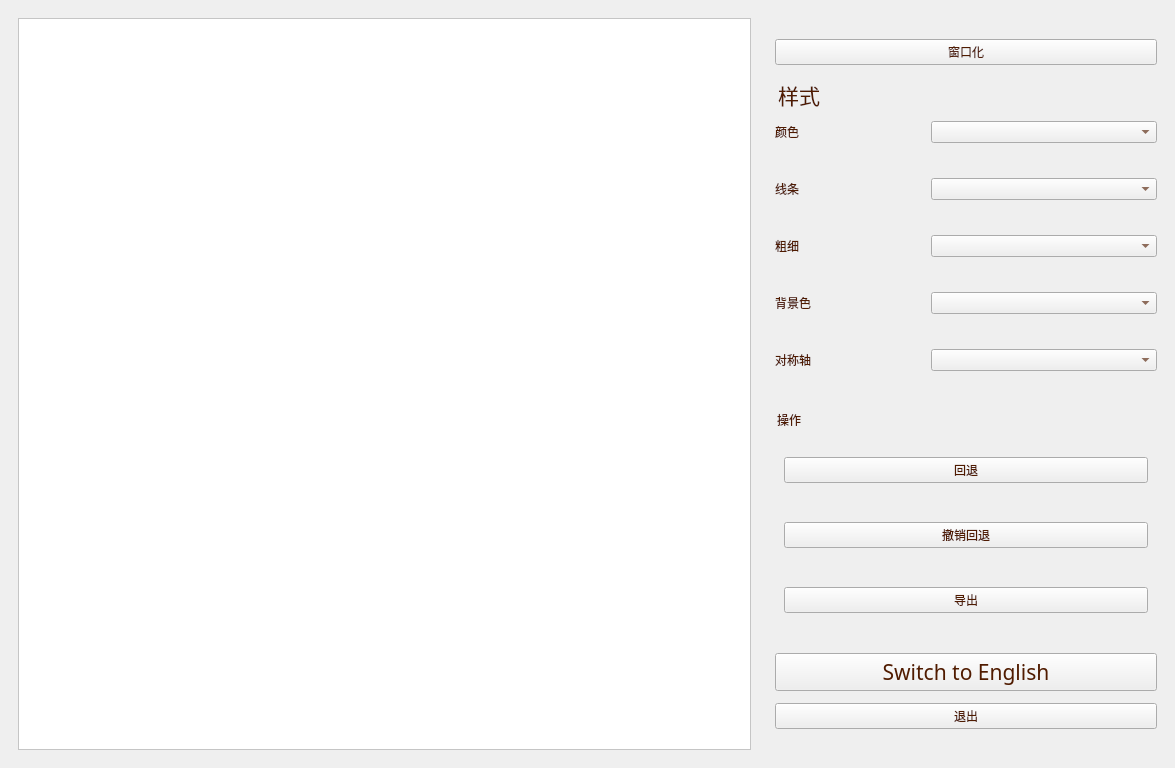
Before: the Qt Designer form widget.ui in Sam-ie/Magical-Circle, drawn with Qt 5.
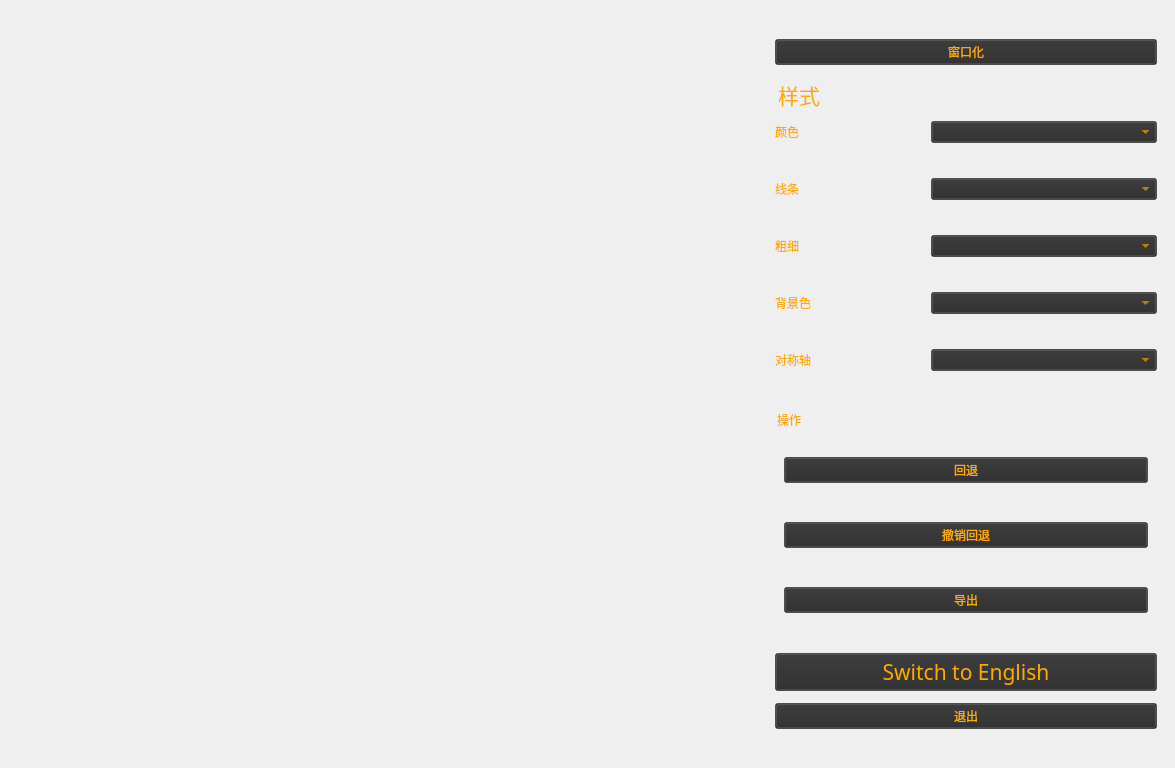
After: the same form once the commit is applied. Icons and pictures are not drawn.

Commit message: add class graphic & complete basic buttons

Diff of the .ui file:
```diff
--- a/widget.ui
+++ b/widget.ui
@@ -12,8 +12,8 @@
   </property>
   <property name="minimumSize">
    <size>
-    <width>0</width>
-    <height>0</height>
+    <width>700</width>
+    <height>768</height>
    </size>
   </property>
   <property name="windowTitle">
@@ -50,36 +50,50 @@
     background-color: transparent;
 }</string>
         </property>
-        <layout class="QGridLayout" name="gridLayout_5">
-         <item row="0" column="0">
-          <widget class="QGraphicsView" name="graphicsView">
-           <property name="styleSheet">
-            <string notr="true">background-color: white;</string>
-           </property>
-          </widget>
-         </item>
-        </layout>
        </widget>
       </item>
       <item row="0" column="1">
        <widget class="QWidget" name="widget_3" native="true">
+        <property name="sizePolicy">
+         <sizepolicy hsizetype="Fixed" vsizetype="Preferred">
+          <horstretch>0</horstretch>
+          <verstretch>0</verstretch>
+         </sizepolicy>
+        </property>
         <property name="minimumSize">
          <size>
           <width>400</width>
           <height>0</height>
          </size>
         </property>
+        <property name="maximumSize">
+         <size>
+          <width>400</width>
+          <height>16777215</height>
+         </size>
+        </property>
         <property name="styleSheet">
          <string notr="true">QWidget#widget_3 {
     background-color: transparent;
 }
 QWidget{
 	font: 16pt &quot;华文楷体&quot;;
-	color: rgb(80, 27, 0);
+	color: rgb(255, 170, 0);
 }
 QGroupBox {
     background-color: transparent;
     border: none; 
+}
+QPushButton,QComboBox {
+	background-color: rgba(43, 43, 43, 155);
+}
+QComboBox:focus {
+    border: none; /* 移除边界 */
+    outline: none; /* 移除轮廓 */
+    background-color: transparent; /* 设定背景透明 */
+}
+QPushButton:hover, QPushButton:pressed {
+    color: red;
 }</string>
         </property>
         <layout class="QGridLayout" name="gridLayout_4">
```
The commit also changes 6 other files.
